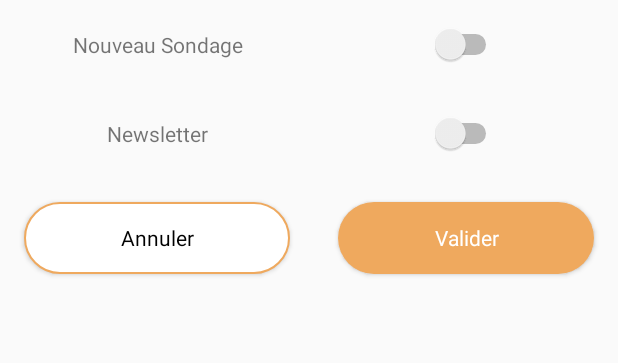
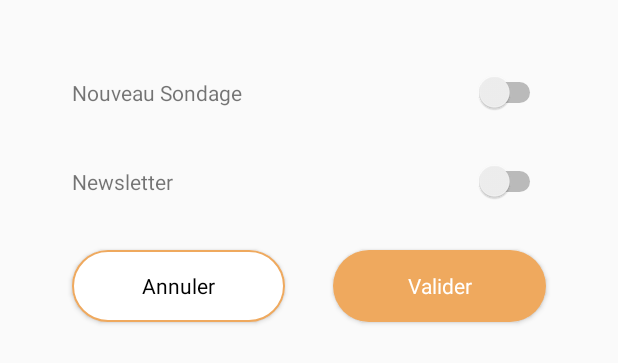
Before and after one commit to normandenis/Job-Survey, an Android app: the layout notification_popup_view.xml on its own in the app's theme, with its tools: preview values and no code run, on a phone screen of 412 x 824 dp. Shown: the top 363 px of the screen. Run offline under Robolectric (Android 15) with nearby library versions, the phone set to English and light mode, and no system bars; network calls fail.

Commit message:
Delivery 23/03/2018

```diff
--- a/app/src/main/java/jobtrends/jobsurvey/viewmodel/SignUpViewModel.kt
+++ b/app/src/main/java/jobtrends/jobsurvey/viewmodel/SignUpViewModel.kt
@@ -35,7 +35,7 @@ class SignUpViewModel : AppCompatActivity()
     user.lastName = userModel.lastName.get()
     user.password = userModel.password.get()
     user.metier = userModel.metier.get()
-    user.birthday = 0
+    user.birthday = userModel.birthday.get()
     val json = jsonController.serialize(user)
     apiController.post("auth/signup", json, ::firstResponse, this)
   }
--- a/app/src/main/res/layout/notification_popup_view.xml
+++ b/app/src/main/res/layout/notification_popup_view.xml
@@ -8,65 +8,80 @@
     <variable name="vm" type="jobtrends.jobsurvey.viewmodel.SettingViewModel"/>
   </data>
 
-  <android.support.v7.widget.GridLayout android:layout_width="match_parent"
+  <LinearLayout android:layout_width="match_parent"
+                android:layout_height="match_parent"
+                android:padding="32dp"
+                android:orientation="vertical">
+
+    <LinearLayout android:layout_width="match_parent"
                   android:layout_height="wrap_content"
-                                        app:alignmentMode="alignBounds"
-                                        app:columnCount="2"
-                                        app:rowCount="3">
+                  android:orientation="horizontal">
 
-    <TextView android:layout_width="wrap_content"
+      <TextView android:layout_width="match_parent"
+                android:layout_height="wrap_content"
+                android:layout_weight="1"
+                android:singleLine="true"
+                android:layout_margin="16dp"
+                android:text="Nouveau Sondage"
+                android:textAppearance="?android:attr/textAppearanceSmall"/>
+
+      <Switch android:layout_width="match_parent"
+              android:layout_height="wrap_content"
+              android:checked="@={vm.userModel.jobaymax}"
+              android:layout_weight="2"
+              android:layout_margin="16dp"/>
+
+    </LinearLayout>
+
+    <LinearLayout android:layout_width="match_parent"
+                  android:layout_height="wrap_content"
+                  android:orientation="horizontal">
+
+      <TextView android:layout_width="match_parent"
                 android:layout_height="wrap_content"
                 android:layout_margin="16dp"
-              android:gravity="center"
-              android:text="Nouveau Sondage"
-              app:layout_columnWeight="1"
-              app:layout_rowWeight="1"/>
+                android:text="Newsletter"
+                android:layout_weight="1"
+                android:textAppearance="?android:attr/textAppearanceSmall"/>
 
-    <Switch android:layout_margin="16dp"
-            app:layout_columnWeight="1"
-            app:layout_gravity="center"
-            app:layout_rowWeight="1"/>
+      <Switch android:layout_width="match_parent"
+              android:layout_height="wrap_content"
+              android:checked="@={vm.userModel.newsletter}"
+              android:layout_weight="2"
+              android:layout_margin="16dp"/>
 
-    <TextView android:layout_width="wrap_content"
+    </LinearLayout>
+
+    <LinearLayout android:layout_width="match_parent"
+                  android:layout_height="wrap_content"
+                  android:orientation="horizontal">
+
+      <Button android:layout_width="match_parent"
               android:layout_height="wrap_content"
               android:layout_margin="16dp"
-              android:gravity="center"
-              android:text="Newsletter"
-              android:textAppearance="?android:attr/textAppearanceSmall"
-              app:layout_columnWeight="1"
-              app:layout_rowWeight="1"/>
-
-    <Switch android:layout_margin="16dp"
-            app:layout_columnWeight="1"
-            app:layout_gravity="center"
-            app:layout_rowWeight="1"/>
-
-    <Button android:layout_width="wrap_content"
-            android:layout_height="wrap_content"
-            android:layout_margin="16dp"
+              android:layout_gravity="center"
               android:background="@drawable/outline_layout"
               android:onClick="@{() -> vm.onNotifNo()}"
-            android:paddingLeft="32dp"
-            android:paddingRight="32dp"
+              android:layout_weight="1"
               android:text="Annuler"
               android:textAppearance="?android:attr/textAppearanceSmall"
-            android:textColor="@color/colorButtonDark"
-            app:layout_columnWeight="1"
-            app:layout_rowWeight="1"/>
+              android:textColor="@color/colorButtonDark"/>
 
-    <Button android:layout_width="wrap_content"
+      <Button android:layout_width="match_parent"
               android:layout_height="wrap_content"
               android:layout_margin="16dp"
               android:background="@drawable/rounded_layout"
               android:onClick="@{() -> vm.onNotifYes()}"
-            android:paddingLeft="32dp"
-            android:paddingRight="32dp"
+              android:singleLine="true"
               android:text="Valider"
+              android:layout_weight="1"
+              android:layout_gravity="center"
               android:textAppearance="?android:attr/textAppearanceSmall"
-            android:textColor="@color/colorButtonLight"
-            app:layout_columnWeight="1"
-            app:layout_rowWeight="1"/>
+              android:textColor="@color/colorButtonLight"/>
 
-  </android.support.v7.widget.GridLayout>
+    </LinearLayout>
+
+  </LinearLayout>
+
 
 </layout>
```
Also changed, not shown: app/src/main/AndroidManifest.xml (+8 -5 lines), app/src/main/java/jobtrends/jobsurvey/model/UserModel.kt (+28 -9 lines), app/src/main/java/jobtrends/jobsurvey/service/APIController.kt (+36 -6 lines), app/src/main/java/jobtrends/jobsurvey/viewmodel/ProfileViewModel.kt (+42 -5 lines), app/src/main/java/jobtrends/jobsurvey/viewmodel/SettingViewModel.kt (+8 -0 lines), app/src/main/java/jobtrends/jobsurvey/viewmodel/SignInViewModel.kt (+19 -27 lines), app/src/main/java/jobtrends/jobsurvey/viewmodel/SplashViewModel.kt (added, +64 -0 lines), app/src/main/res/layout/setting_view.xml (+4 -4 lines), app/src/main/res/layout/splash_view.xml (added, +16 -0 lines), app/src/main/res/drawable/logo_white.png (added). Lines whose indentation alone changed are shown as unchanged.
